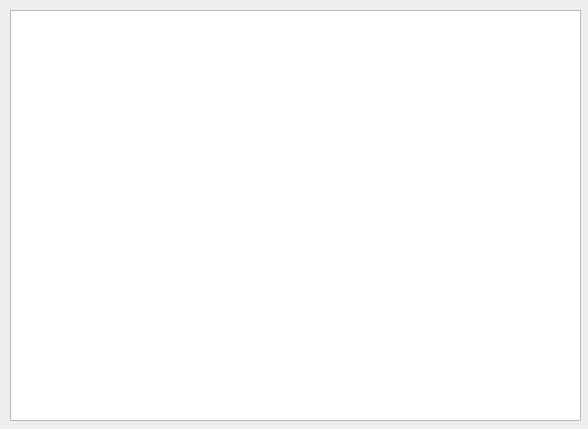
Above: client/gui/about_program_form.ui from TemplateName56/Blockchain_Wallet before the change. Below: the same form after it.
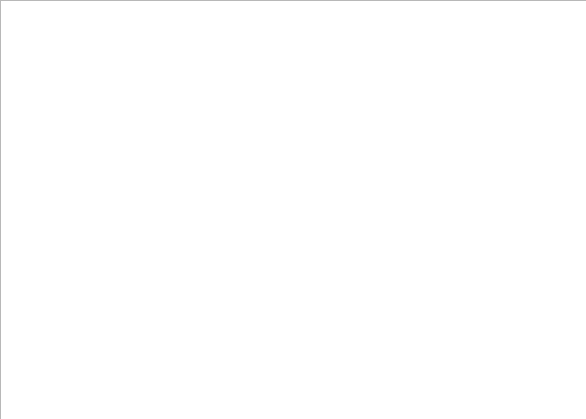
That is the form after the change.

```diff
--- a/client/gui/about_program_form.ui
+++ b/client/gui/about_program_form.ui
@@ -6,8 +6,8 @@
    <rect>
     <x>0</x>
     <y>0</y>
-    <width>588</width>
-    <height>429</height>
+    <width>586</width>
+    <height>419</height>
    </rect>
   </property>
   <property name="windowTitle">
@@ -16,10 +16,10 @@
   <widget class="QTextEdit" name="textEdit_abot_program">
    <property name="geometry">
     <rect>
-     <x>10</x>
-     <y>10</y>
-     <width>571</width>
-     <height>411</height>
+     <x>0</x>
+     <y>0</y>
+     <width>591</width>
+     <height>421</height>
     </rect>
    </property>
    <property name="frameShape">
```
